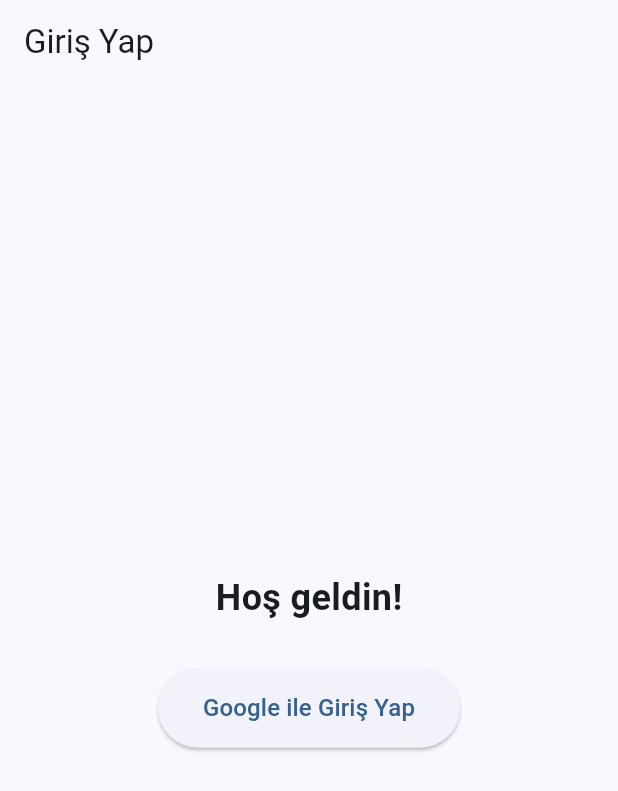
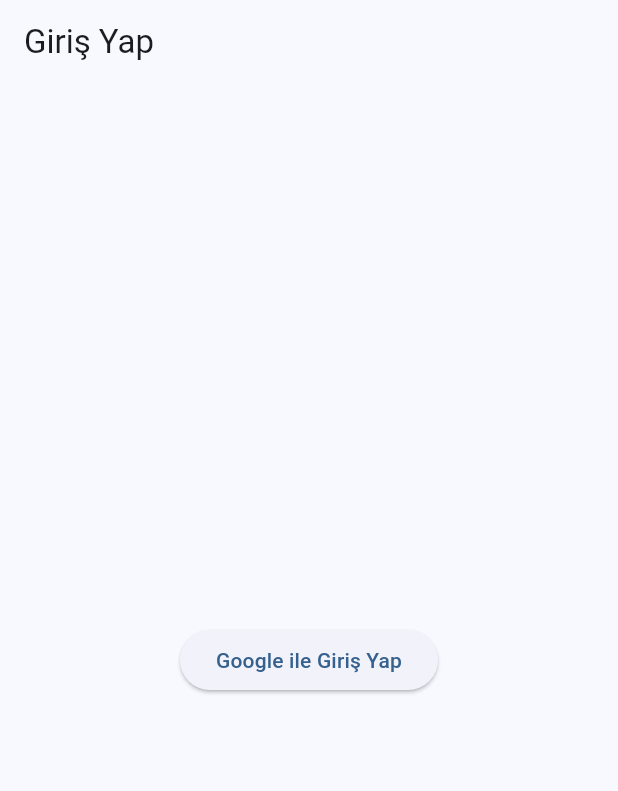
Before and after one commit to beyyzgur/Emergency-Assembly-Flutter-App, a Flutter app: the screen it shows after launch, on a phone screen of 412 x 824 dp. Shown: the top 791 px of the screen. Run offline on Flutter 3.47's test engine with Material 3 defaults, Android fonts, the phone set to English and light mode, and no system bars; our stand-ins replace firebase_auth, firebase_core, flutter_riverpod, go_router, google_sign_in; accounts and stored records are empty.

Commit message:
fix: auth service yapisi duzenlendi ve login hata yonetimi eklendi

```diff
--- a/lib/features/auth/presentation/login_screen.dart
+++ b/lib/features/auth/presentation/login_screen.dart
@@ -10,50 +10,19 @@
     return Scaffold(
       appBar: AppBar(title: const Text("Giriş Yap")),
       body: Center(
-        child: Column(
-          mainAxisAlignment: MainAxisAlignment.center,
-          children: [
-            const Text(
-              "Hoş geldin!",
-              style: TextStyle(fontSize: 24, fontWeight: FontWeight.bold),
-            ),
-            const SizedBox(height: 30),
-            ElevatedButton(
+        child: ElevatedButton(
           onPressed: () async {
             try {
-                  ScaffoldMessenger.of(context).showSnackBar(
-                    const SnackBar(
-                      content: Text("Google ile giriş yapılıyor..."),
-                    ),
-                  );
-
               await ref.read(authServiceProvider).signInWithGoogle();
-
-                  if (context.mounted) {
-                    ScaffoldMessenger.of(context).showSnackBar(
-                      const SnackBar(content: Text("Giriş başarılı!")),
-                    );
-                  }
             } catch (e) {
               if (context.mounted) {
                 ScaffoldMessenger.of(context).showSnackBar(
-                      SnackBar(content: Text("Hata: ${e.toString()}")),
+                  SnackBar(content: Text("Bir hata oluştu: ${e.toString()}")),
                 );
               }
             }
           },
-              style: ElevatedButton.styleFrom(
-                padding: const EdgeInsets.symmetric(
-                  horizontal: 30,
-                  vertical: 15,
-                ),
-              ),
-              child: const Text(
-                "Google ile Giriş Yap",
-                style: TextStyle(fontSize: 16),
-              ),
-            ),
-          ],
+          child: const Text("Google ile Giriş Yap"),
         ),
       ),
     );
```
Also changed, not shown: lib/features/auth/data/auth_service.dart (+4 -15 lines). Lines whose indentation alone changed are shown as unchanged.
